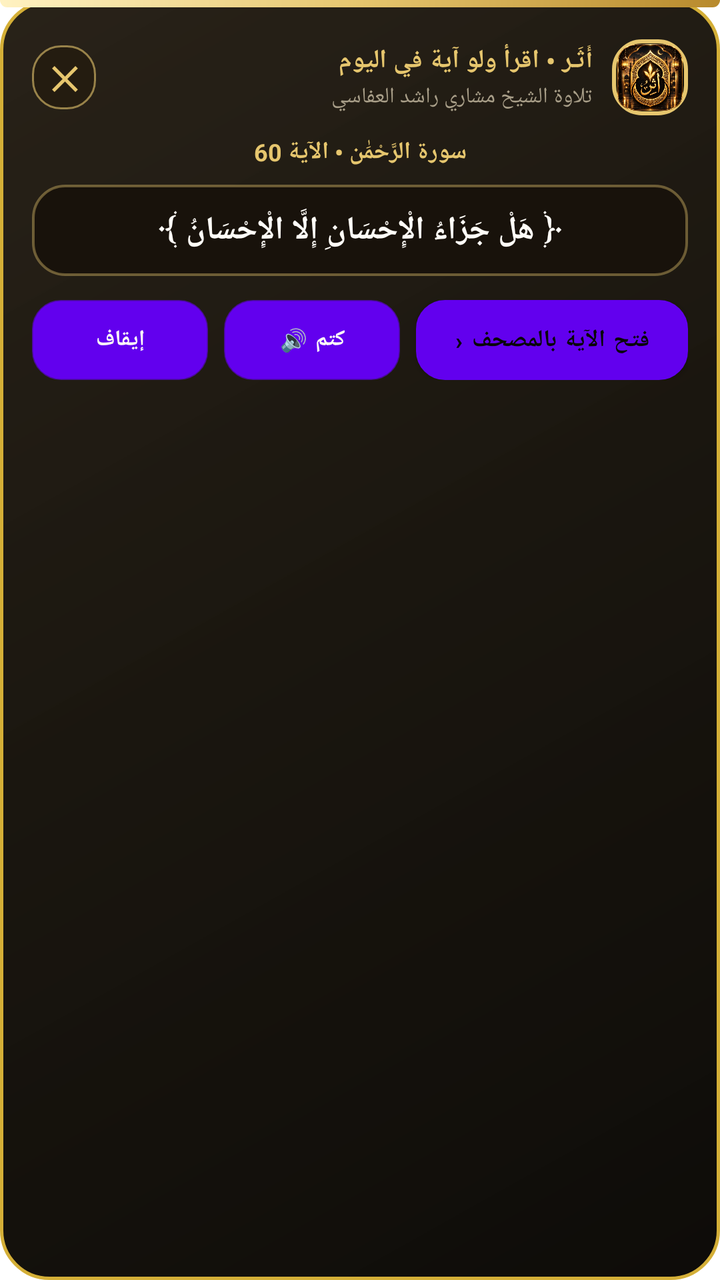
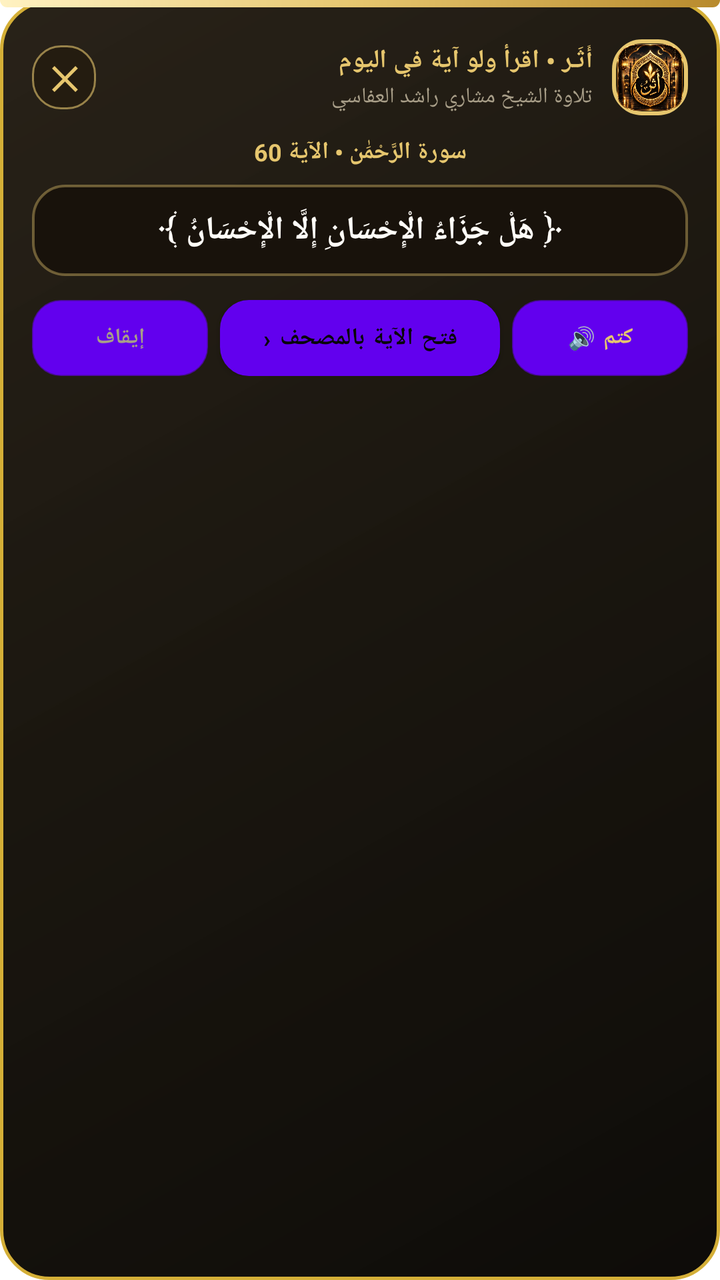

Screens rendered from an Android XML layout before and after an edit, with the pre-edit source and the edit as a unified diff.
<!-- AndroidManifest.xml: fallback theme Theme.MaterialComponents.DayNight.NoActionBar -->
<!-- res/layout/view_system_overlay_notification.xml -->
<?xml version="1.0" encoding="utf-8"?>
<LinearLayout xmlns:android="http://schemas.android.com/apk/res/android"
    android:id="@+id/cardSystemOverlay"
    android:layout_width="match_parent"
    android:layout_height="wrap_content"
    android:layout_marginHorizontal="12dp"
    android:layout_marginTop="8dp"
    android:layoutDirection="rtl"
    android:background="@drawable/royal_overlay_card_bg"
    android:orientation="vertical"
    android:padding="0dp"
    android:elevation="20dp">

    
    <View
        android:id="@+id/viewOverlayProgress"
        android:layout_width="match_parent"
        android:layout_height="3.5dp"
        android:background="@drawable/royal_gold_progress_bg" />

    
    <LinearLayout
        android:layout_width="match_parent"
        android:layout_height="wrap_content"
        android:orientation="vertical"
        android:padding="16dp">

        
        <LinearLayout
            android:layout_width="match_parent"
            android:layout_height="wrap_content"
            android:orientation="horizontal"
            android:gravity="center_vertical">

            
            <FrameLayout
                android:layout_width="38dp"
                android:layout_height="38dp"
                android:background="@drawable/royal_logo_frame_bg"
                android:padding="2dp">

                <ImageView
                    android:id="@+id/ivOverlayLogo"
                    android:layout_width="match_parent"
                    android:layout_height="match_parent"
                    android:contentDescription="شعار أثر"
                    android:scaleType="fitCenter"
                    android:src="@drawable/icon_logo" />
            </FrameLayout>

            
            <LinearLayout
                android:layout_width="0dp"
                android:layout_height="wrap_content"
                android:layout_weight="1"
                android:layout_marginStart="10dp"
                android:layout_marginEnd="8dp"
                android:orientation="vertical">

                <TextView
                    android:id="@+id/tvOverlayBadge"
                    android:layout_width="wrap_content"
                    android:layout_height="wrap_content"
                    android:text="أَثَـر • اقرأ ولو آية في اليوم"
                    android:textColor="#E6C66E"
                    android:textSize="13sp"
                    android:textStyle="bold" />

                <TextView
                    android:id="@+id/tvOverlaySubtitle"
                    android:layout_width="wrap_content"
                    android:layout_height="wrap_content"
                    android:layout_marginTop="2dp"
                    android:text="تلاوة الشيخ مشاري راشد العفاسي"
                    android:textColor="#A89E88"
                    android:textSize="11sp" />
            </LinearLayout>

            
            <TextView
                android:id="@+id/btnOverlayClose"
                android:layout_width="32dp"
                android:layout_height="32dp"
                android:gravity="center"
                android:text="✕"
                android:textColor="#E6C66E"
                android:textSize="16sp"
                android:textStyle="bold"
                android:background="@drawable/royal_dark_btn_bg"
                android:clickable="true"
                android:focusable="true" />
        </LinearLayout>

        
        <TextView
            android:id="@+id/tvOverlaySurahInfo"
            android:layout_width="match_parent"
            android:layout_height="wrap_content"
            android:layout_marginTop="10dp"
            android:gravity="center"
            android:text="سورة الرَّحْمَٰن • الآية 60"
            android:textColor="#E6C66E"
            android:textSize="12sp"
            android:textStyle="bold" />

        
        <LinearLayout
            android:layout_width="match_parent"
            android:layout_height="wrap_content"
            android:layout_marginTop="8dp"
            android:layout_marginBottom="12dp"
            android:background="@drawable/royal_ayah_card_box_bg"
            android:paddingHorizontal="14dp"
            android:paddingVertical="12dp"
            android:gravity="center">

            <TextView
                android:id="@+id/tvOverlayBody"
                android:layout_width="match_parent"
                android:layout_height="wrap_content"
                android:gravity="center"
                android:lineSpacingExtra="5dp"
                android:text="﴿ هَلْ جَزَاءُ الْإِحْسَانِ إِلَّا الْإِحْسَانُ ﴾"
                android:textColor="#FFFDF8"
                android:textSize="16sp"
                android:textStyle="bold" />
        </LinearLayout>

        
        <LinearLayout
            android:layout_width="match_parent"
            android:layout_height="wrap_content"
            android:orientation="horizontal"
            android:gravity="center_vertical">

            
            <Button
                android:id="@+id/btnOverlayOpen"
                android:layout_width="0dp"
                android:layout_height="40dp"
                android:layout_weight="1"
                android:background="@drawable/royal_gold_btn_bg"
                android:elevation="4dp"
                android:paddingHorizontal="14dp"
                android:text="فتح الآية بالمصحف ‹"
                android:textColor="#080705"
                android:textSize="12sp"
                android:textStyle="bold" />

            
            <Button
                android:id="@+id/btnOverlayMute"
                android:layout_width="wrap_content"
                android:layout_height="40dp"
                android:layout_marginStart="8dp"
                android:background="@drawable/royal_dark_btn_bg"
                android:paddingHorizontal="12dp"
                android:text="كتم 🔊"
                android:textColor="#FFFDF8"
                android:textSize="11sp"
                android:textStyle="bold" />

            
            <Button
                android:id="@+id/btnOverlayStop"
                android:layout_width="wrap_content"
                android:layout_height="40dp"
                android:layout_marginStart="8dp"
                android:background="@drawable/royal_dark_btn_bg"
                android:paddingHorizontal="12dp"
                android:text="إيقاف"
                android:textColor="#FFFDF8"
                android:textSize="11sp"
                android:textStyle="bold" />
        </LinearLayout>

    </LinearLayout>

</LinearLayout>
<!-- resources referenced by this layout -->
<resources>
  <!-- drawable icon_logo: png bitmap (drawable, 459085 bytes) -->
  <!-- drawable royal_ayah_card_box_bg (drawable) -->
  <?xml version="1.0" encoding="utf-8"?>
  <shape xmlns:android="http://schemas.android.com/apk/res/android"
      android:shape="rectangle">
      <solid android:color="#18120B" />
      <corners android:radius="16dp" />
      <stroke
          android:width="1.2dp"
          android:color="#66E6C66E" />
  </shape>
  <!-- drawable royal_dark_btn_bg (drawable) -->
  <?xml version="1.0" encoding="utf-8"?>
  <ripple xmlns:android="http://schemas.android.com/apk/res/android"
      android:color="#30E6C66E">
      <item>
          <shape android:shape="rectangle">
              <solid android:color="#241C10" />
              <corners android:radius="14dp" />
              <stroke
                  android:width="1dp"
                  android:color="#99E6C66E" />
          </shape>
      </item>
  </ripple>
  <!-- drawable royal_gold_btn_bg (drawable) -->
  <?xml version="1.0" encoding="utf-8"?>
  <ripple xmlns:android="http://schemas.android.com/apk/res/android"
      android:color="#40FFFFFF">
      <item>
          <shape android:shape="rectangle">
              <gradient
                  android:angle="0"
                  android:startColor="#FFF2C2"
                  android:centerColor="#E6C66E"
                  android:endColor="#B88A2D"
                  android:type="linear" />
              <corners android:radius="14dp" />
              <stroke
                  android:width="1dp"
                  android:color="#FFF9E2" />
          </shape>
      </item>
  </ripple>
  <!-- drawable royal_gold_progress_bg (drawable) -->
  <?xml version="1.0" encoding="utf-8"?>
  <shape xmlns:android="http://schemas.android.com/apk/res/android"
      android:shape="rectangle">
      <gradient
          android:angle="0"
          android:startColor="#FFF2C2"
          android:centerColor="#E6C66E"
          android:endColor="#B88A2D"
          android:type="linear" />
      <corners
          android:bottomLeftRadius="24dp"
          android:bottomRightRadius="24dp" />
  </shape>
  <!-- drawable royal_logo_frame_bg (drawable) -->
  <?xml version="1.0" encoding="utf-8"?>
  <shape xmlns:android="http://schemas.android.com/apk/res/android"
      android:shape="rectangle">
      <gradient
          android:angle="315"
          android:startColor="#3E2E10"
          android:centerColor="#1F180B"
          android:endColor="#0D0B07"
          android:type="linear" />
      <corners android:radius="14dp" />
      <stroke
          android:width="2dp"
          android:color="#E6C66E" />
  </shape>
  <!-- drawable royal_overlay_card_bg (drawable) -->
  <?xml version="1.0" encoding="utf-8"?>
  <shape xmlns:android="http://schemas.android.com/apk/res/android"
      android:shape="rectangle">
      <gradient
          android:angle="315"
          android:startColor="#F41F180E"
          android:centerColor="#F8130F08"
          android:endColor="#FA090704"
          android:type="linear" />
      <corners android:radius="24dp" />
      <stroke
          android:width="1.8dp"
          android:color="#D4AF37" />
  </shape>
</resources>

<!-- the commit's change to res/layout/view_system_overlay_notification.xml (unified diff, before → after) -->
@@ -135,13 +135,26 @@
 
             
             <Button
+                android:id="@+id/btnOverlayMute"
+                android:layout_width="wrap_content"
+                android:layout_height="38dp"
+                android:background="@drawable/royal_dark_btn_bg"
+                android:paddingHorizontal="12dp"
+                android:text="كتم 🔊"
+                android:textColor="#E6C66E"
+                android:textSize="11sp"
+                android:textStyle="bold" />
+
+            
+            <Button
                 android:id="@+id/btnOverlayOpen"
                 android:layout_width="0dp"
-                android:layout_height="40dp"
+                android:layout_height="38dp"
                 android:layout_weight="1"
+                android:layout_marginHorizontal="6dp"
                 android:background="@drawable/royal_gold_btn_bg"
-                android:elevation="4dp"
-                android:paddingHorizontal="14dp"
+                android:elevation="3dp"
+                android:paddingHorizontal="10dp"
                 android:text="فتح الآية بالمصحف ‹"
                 android:textColor="#080705"
                 android:textSize="12sp"
@@ -149,27 +162,13 @@
 
             
             <Button
-                android:id="@+id/btnOverlayMute"
-                android:layout_width="wrap_content"
-                android:layout_height="40dp"
-                android:layout_marginStart="8dp"
-                android:background="@drawable/royal_dark_btn_bg"
-                android:paddingHorizontal="12dp"
-                android:text="كتم 🔊"
-                android:textColor="#FFFDF8"
-                android:textSize="11sp"
-                android:textStyle="bold" />
-
-            
-            <Button
                 android:id="@+id/btnOverlayStop"
                 android:layout_width="wrap_content"
-                android:layout_height="40dp"
-                android:layout_marginStart="8dp"
+                android:layout_height="38dp"
                 android:background="@drawable/royal_dark_btn_bg"
                 android:paddingHorizontal="12dp"
                 android:text="إيقاف"
-                android:textColor="#FFFDF8"
+                android:textColor="#A89E88"
                 android:textSize="11sp"
                 android:textStyle="bold" />
         </LinearLayout>
